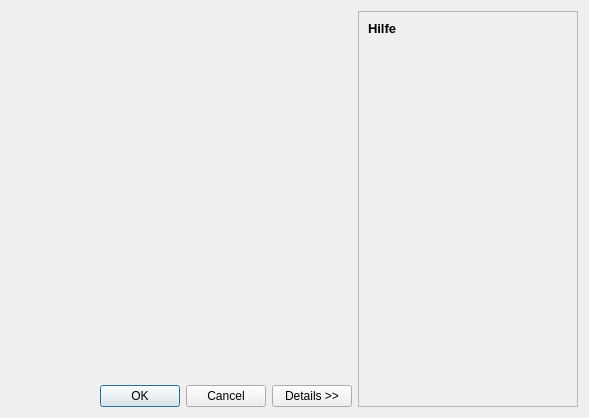
projektcheck/ProjektCheck-QGIS, file projektcheck/ui/parameter_dialog.ui: the form before one commit.
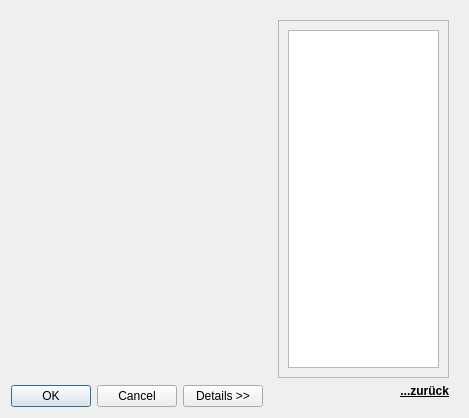
The form after the commit.

Commit message: fixed nullfall/planfall radio; ui changes

The edit to the form file:
```diff
--- a/projektcheck/ui/parameter_dialog.ui
+++ b/projektcheck/ui/parameter_dialog.ui
@@ -6,7 +6,7 @@
    <rect>
     <x>0</x>
     <y>0</y>
-    <width>589</width>
+    <width>469</width>
     <height>418</height>
    </rect>
   </property>
@@ -14,80 +14,74 @@
    <string>Parameter einstellen</string>
   </property>
   <layout class="QGridLayout" name="gridLayout">
-   <item row="0" column="2" rowspan="2">
-    <widget class="QFrame" name="help_frame">
-     <property name="minimumSize">
-      <size>
-       <width>200</width>
-       <height>0</height>
-      </size>
+   <item row="2" column="1">
+    <widget class="QPushButton" name="pushButton">
+     <property name="text">
+      <string>Details &gt;&gt;</string>
      </property>
-     <property name="frameShape">
-      <enum>QFrame::StyledPanel</enum>
+     <property name="checkable">
+      <bool>true</bool>
      </property>
-     <property name="frameShadow">
-      <enum>QFrame::Raised</enum>
+    </widget>
+   </item>
+   <item row="2" column="0">
+    <widget class="QDialogButtonBox" name="button_box">
+     <property name="orientation">
+      <enum>Qt::Horizontal</enum>
      </property>
+     <property name="standardButtons">
+      <set>QDialogButtonBox::Cancel|QDialogButtonBox::Ok</set>
+     </property>
+    </widget>
+   </item>
+   <item row="1" column="0" colspan="2">
+    <layout class="QVBoxLayout" name="base_layout"/>
+   </item>
+   <item row="1" column="2" rowspan="2">
+    <widget class="QWidget" name="help_widget" native="true">
      <layout class="QVBoxLayout" name="verticalLayout">
       <item>
-       <widget class="QLabel" name="label">
-        <property name="minimumSize">
-         <size>
-          <width>200</width>
-          <height>0</height>
-         </size>
+       <widget class="QScrollArea" name="scrollArea">
+        <property name="widgetResizable">
+         <bool>true</bool>
         </property>
+        <widget class="QWidget" name="scrollAreaWidgetContents">
+         <property name="geometry">
+          <rect>
+           <x>0</x>
+           <y>0</y>
+           <width>182</width>
+           <height>378</height>
+          </rect>
+         </property>
+         <layout class="QVBoxLayout" name="verticalLayout_2">
+          <item>
+           <widget class="QTextEdit" name="textEdit"/>
+          </item>
+         </layout>
+        </widget>
+       </widget>
+      </item>
+      <item>
+       <widget class="QLabel" name="back_label">
         <property name="font">
          <font>
-          <pointsize>10</pointsize>
           <weight>75</weight>
           <bold>true</bold>
+          <underline>true</underline>
          </font>
         </property>
         <property name="text">
-         <string>Hilfe</string>
+         <string>...zurück</string>
+        </property>
+        <property name="alignment">
+         <set>Qt::AlignRight|Qt::AlignTrailing|Qt::AlignVCenter</set>
         </property>
        </widget>
       </item>
-      <item>
-       <spacer name="verticalSpacer">
-        <property name="orientation">
-         <enum>Qt::Vertical</enum>
-        </property>
-        <property name="sizeHint" stdset="0">
-         <size>
-          <width>20</width>
-          <height>40</height>
-         </size>
-        </property>
-       </spacer>
-      </item>
      </layout>
     </widget>
    </item>
-   <item row="0" column="0" colspan="2">
-    <layout class="QVBoxLayout" name="base_layout"/>
-   </item>
-   <item row="1" column="0">
-    <widget class="QDialogButtonBox" name="button_box">
-     <property name="orientation">
-      <enum>Qt::Horizontal</enum>
-     </property>
-     <property name="standardButtons">
-      <set>QDialogButtonBox::Cancel|QDialogButtonBox::Ok</set>
-     </property>
-    </widget>
-   </item>
-   <item row="1" column="1">
-    <widget class="QPushButton" name="pushButton">
-     <property name="text">
-      <string>Details &gt;&gt;</string>
-     </property>
-     <property name="checkable">
-      <bool>true</bool>
-     </property>
-    </widget>
-   </item>
   </layout>
  </widget>
  <resources/>
```
Left out of the diff: 10 changed lines with no effect on the pictures. The commit also changes 2 other files.
